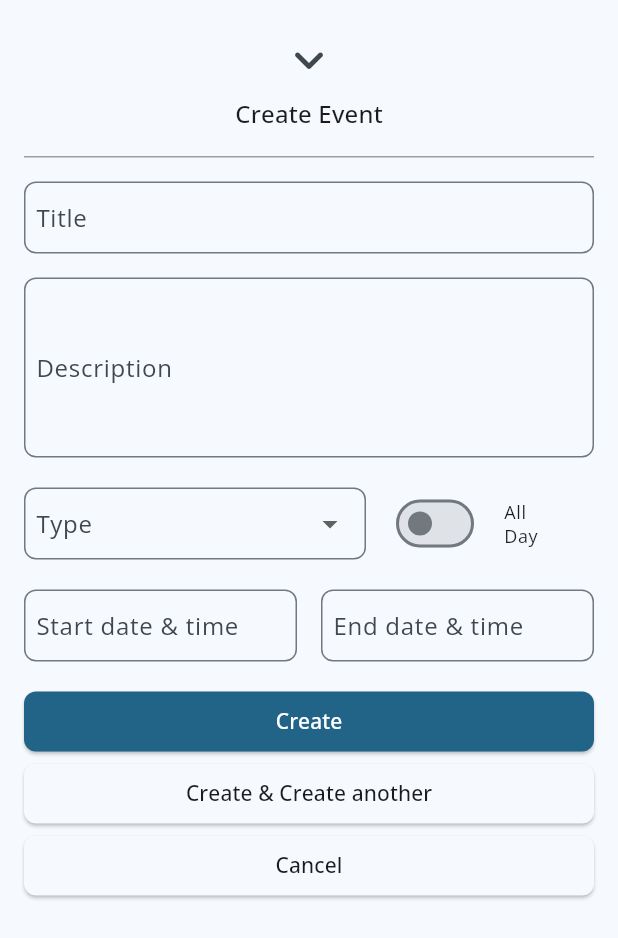
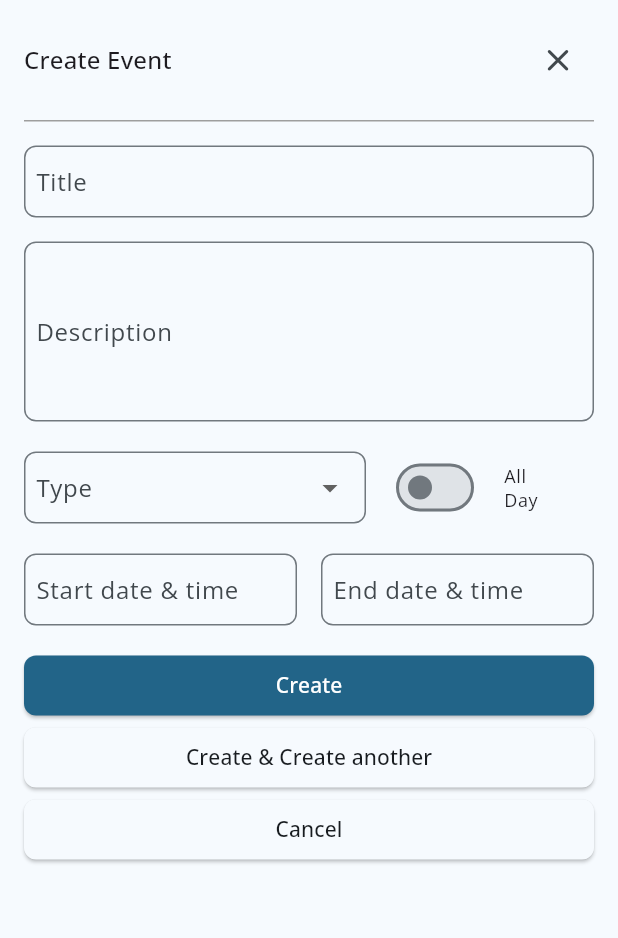
Before and after one commit to michaelnjuguna/hrm-employee-portal, a Flutter app: the CreateEventWidget widget shown alone on an empty page, opened directly, on a phone screen of 412 x 824 dp. Shown: the top 938 px of the screen. Run offline on Flutter 3.47's test engine with Material 3 defaults, Android fonts, the phone set to English and light mode, and no system bars; our stand-ins replace flutter_dotenv, flutter_riverpod, go_router, google_fonts, jiffy, package_info_plus and 2 more.

Commit message:
changed layout

```diff
--- a/lib/app/router.dart
+++ b/lib/app/router.dart
@@ -1,3 +1,4 @@
+import 'package:employee_portal/presentation/taskboard/taskboard_screen.dart';
 import 'package:go_router/go_router.dart';
 // Screens
 import 'package:employee_portal/presentation/dashboard/dashboard_screen.dart';
@@ -13,6 +14,11 @@ class AppRouter {
         name: 'dashboard',
         builder: (context, state) => const DashboardScreen(),
       ),
+      GoRoute(
+        path: '/taskboard',
+        name: 'taskboard',
+        builder: (context, state) => const TaskboardScreen(),
+      ),
     ],
   );
 
--- a/lib/presentation/layouts/main_layout.dart
+++ b/lib/layouts/main_layout.dart
@@ -174,7 +174,7 @@ class _MainLayoutState extends ConsumerState<MainLayout> {
               context.go('/');
               break;
             case 1:
-              context.go('/tasks');
+              context.go('/taskboard');
               break;
             case 2:
               context.go('/inbox');
--- a/lib/main.dart
+++ b/lib/main.dart
@@ -6,7 +6,7 @@ import 'app/app.dart';
 import 'package:flutter_riverpod/flutter_riverpod.dart';
 import 'package:flutter_dotenv/flutter_dotenv.dart';
 
-Future main() async {
+Future<void> main() async {
   WidgetsFlutterBinding.ensureInitialized();
   await dotenv.load(fileName: ".env");
   final brightness =
--- a/lib/presentation/dashboard/dashboard_screen.dart
+++ b/lib/presentation/dashboard/dashboard_screen.dart
@@ -1,6 +1,6 @@
 import 'package:employee_portal/presentation/dashboard/widgets/calendar_widget.dart';
 import 'package:employee_portal/presentation/dashboard/widgets/create_event_widget.dart';
-import 'package:employee_portal/presentation/layouts/main_layout.dart';
+import 'package:employee_portal/layouts/main_layout.dart';
 import 'package:flutter/material.dart';
 
 class DashboardScreen extends StatefulWidget {
--- a/lib/presentation/dashboard/widgets/calendar_widget.dart
+++ b/lib/presentation/dashboard/widgets/calendar_widget.dart
@@ -15,7 +15,7 @@ class _CalendarState extends State<Calendar> {
   DateTime _focusedDay = DateTime.now();
   DateTime? _selectedDay;
   final Map<DateTime, List<Event>> _events = {
-    DateTime.utc(2025, 11, 5): [
+    DateTime.utc(2025, 12, 5): [
       Event(
         title: 'Meeting',
         description:
@@ -29,7 +29,7 @@ class _CalendarState extends State<Calendar> {
       Event(title: 'Call', description: 'Lorem ipsum '),
       Event(title: 'Call', description: 'Lorem ipsum '),
     ],
-    DateTime.utc(2025, 11, 6): [Event(title: 'Deadline', description: 'data')],
+    DateTime.utc(2025, 12, 6): [Event(title: 'Deadline', description: 'data')],
   };
 
   List<Event> _getEventsForDay(DateTime day) {
--- a/lib/presentation/dashboard/widgets/create_event_widget.dart
+++ b/lib/presentation/dashboard/widgets/create_event_widget.dart
@@ -46,20 +46,16 @@ class _CreateEventState extends State<CreateEventWidget> {
       child: SingleChildScrollView(
         child: Container(
           decoration: BoxDecoration(
-            // color: colorScheme.surface,
-            borderRadius: BorderRadius.vertical(top: Radius.circular(16)),
+            // TODO: Reduce border radius
+            borderRadius: BorderRadius.only(
+              topRight: Radius.circular(8),
+              bottomRight: Radius.circular(8),
+            ),
           ),
+
           child: Column(
             mainAxisSize: MainAxisSize.min,
             children: [
-              IconButton(
-                iconSize: 40,
-                padding: EdgeInsets.symmetric(horizontal: 0, vertical: 0),
-                onPressed: () {
-                  Navigator.pop(context);
-                },
-                icon: Icon(Icons.keyboard_arrow_down_rounded),
-              ),
               Container(
                 width: double.infinity,
                 alignment: Alignment.center,
@@ -69,9 +65,23 @@ class _CreateEventState extends State<CreateEventWidget> {
                   ),
                 ),
                 padding: const EdgeInsets.only(bottom: 16, top: 0),
-                child: Text('Create Event', style: textTheme.titleMedium),
+                child: Row(
+                  mainAxisAlignment: MainAxisAlignment.spaceBetween,
+                  children: [
+                    Text('Create Event', style: textTheme.titleMedium),
+                    IconButton(
+                      iconSize: 25,
+                      padding: EdgeInsets.symmetric(horizontal: 0, vertical: 0),
+                      onPressed: () {
+                        Navigator.pop(context);
+                      },
+                      icon: Icon(Icons.close_rounded),
+                    ),
+                  ],
+                ),
               ),
               const SizedBox(height: 16),
+              // TODO:Make this it's own widget
               Form(
                 key: _formKey,
                 child: Column(
@@ -120,6 +130,7 @@ class _CreateEventState extends State<CreateEventWidget> {
                         ),
                         Expanded(
                           flex: 2,
+                          // TODO: When all day is clicked start and end time are filled and disabled
                           child: FormField<bool>(
                             initialValue: _allDay ?? false,
                             builder: (field) {
```
Also changed, not shown: lib/presentation/taskboard/taskboard_screen.dart (+16 -0 lines), lib/presentation/dashboard/widgets/create_form_widget.dart (added).
